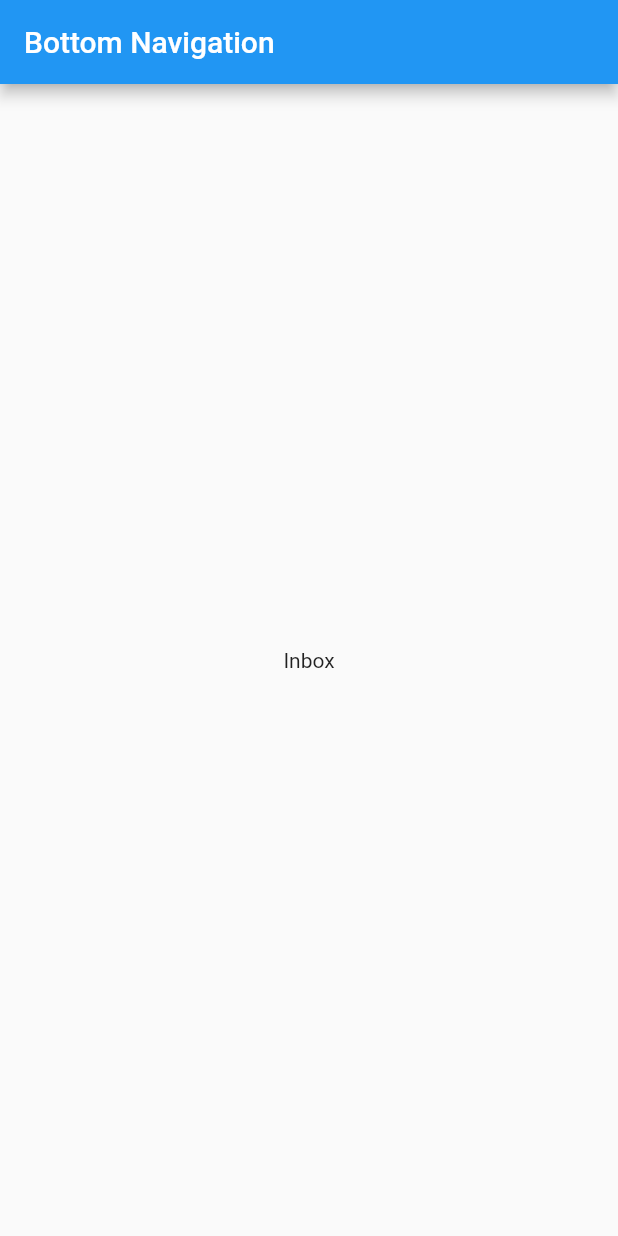
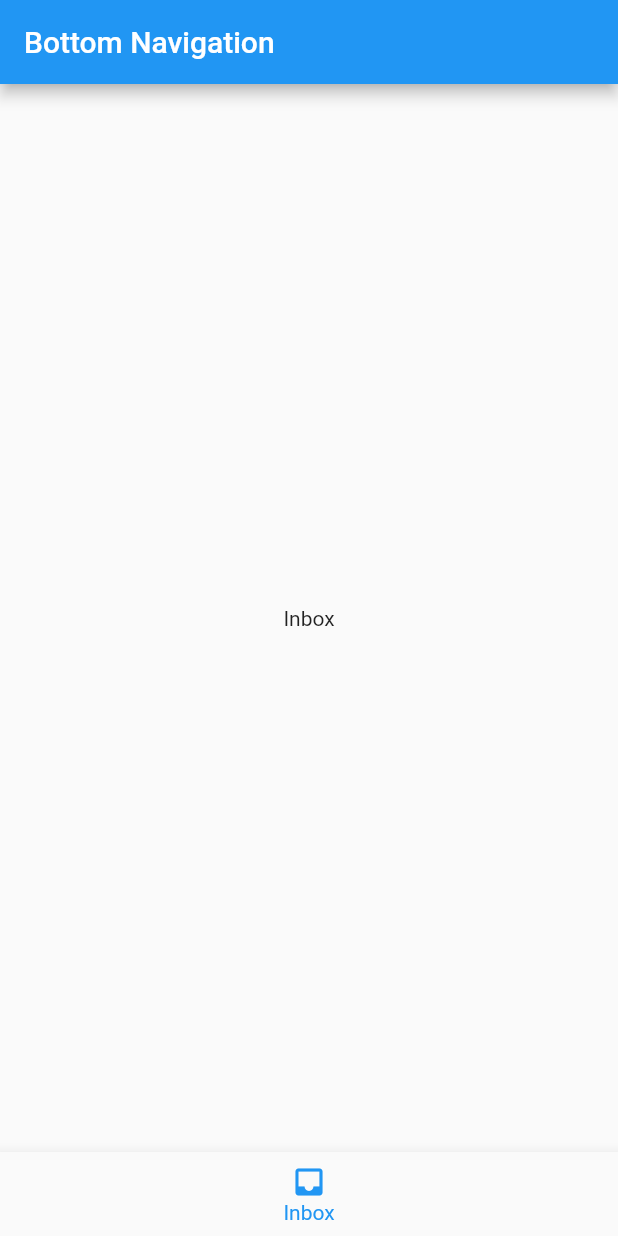
Before and after one commit to ruiyotabby/botom_navigation, a Flutter app: the screen it shows after launch, on a phone screen of 412 x 824 dp. Run offline on Flutter 3.47's test engine with Material 2 defaults, Android fonts, the phone set to English and light mode, and no system bars.

Commit message:
commit
Signed-off-by: Ruiyot Abby <ruiyotabby@gmail.com>

```diff
--- a/lib/main.dart
+++ b/lib/main.dart
@@ -1,3 +1,4 @@
+import 'package:botom_navigation/defaults/defaults.dart';
 import 'package:flutter/material.dart';
 
 void main() {
@@ -53,6 +54,16 @@
         title: Text('Bottom Navigation'),
       ),
       body: pages[indexClicked],
+      bottomNavigationBar: BottomNavigationBar(
+        items: [
+          BottomNavigationBarItem(
+            icon: Icon(
+              Defaults.bottomNavItemIcon[0],
+            ),
+            label: Defaults.bottomNavItemText[0],
+          ),
+        ],
+      ),
     );
   }
 }
```
